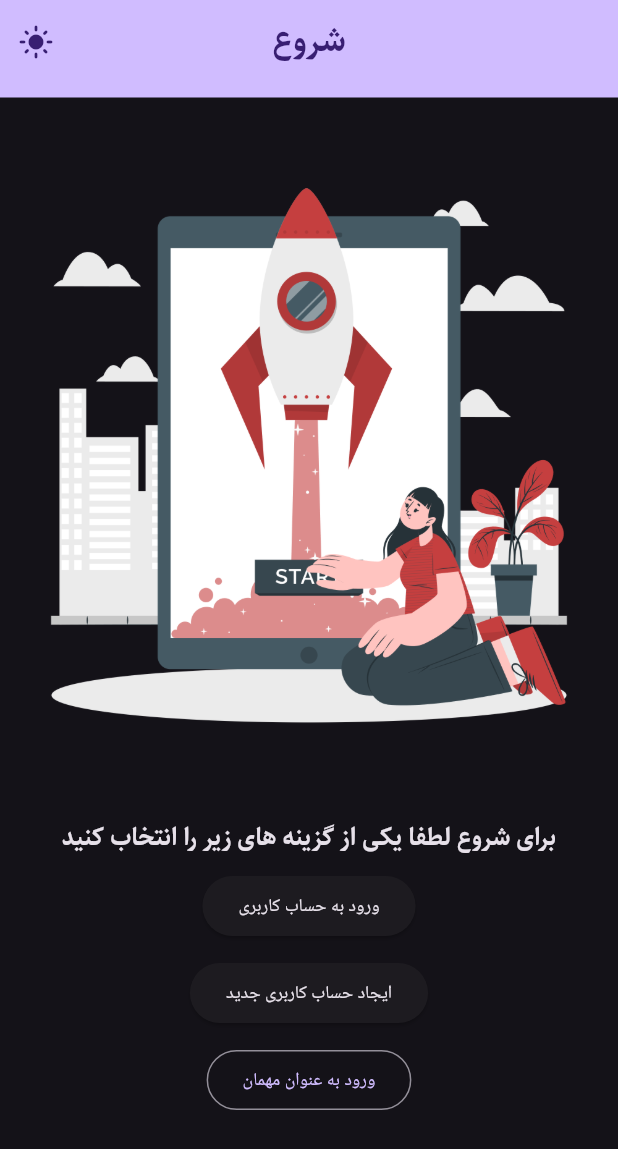
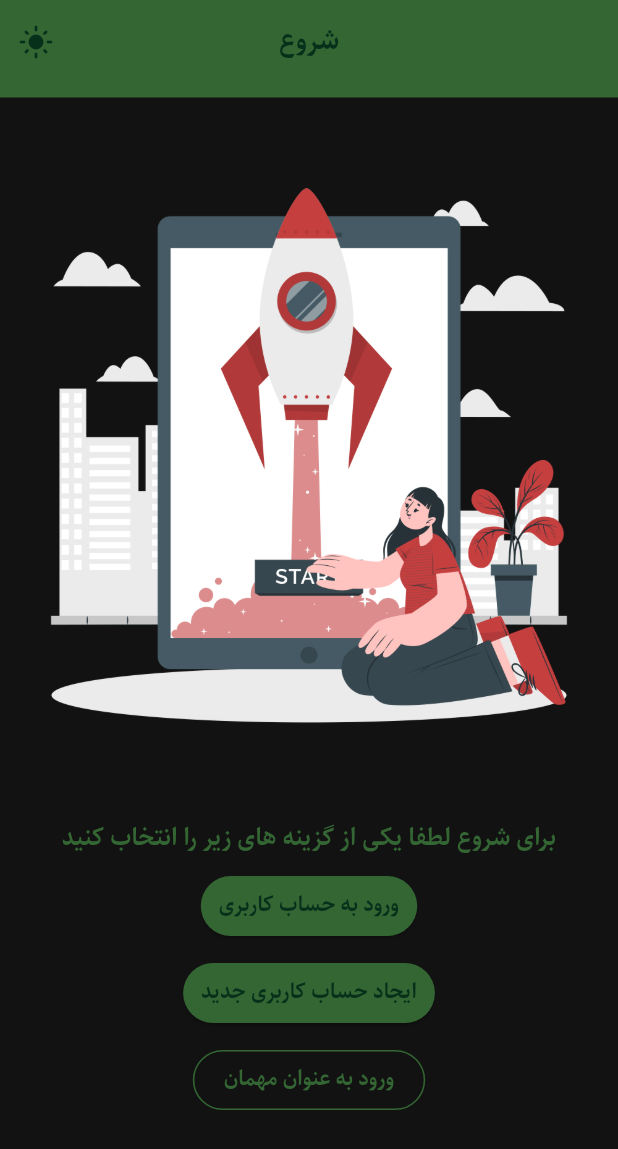
Before and after one commit to iam-hosseindarvishi/sell_pro, a Flutter app: the screen it shows after launch, on a phone screen of 412 x 824 dp. Shown: the top 1149 px of the screen. Run offline on Flutter 3.47's test engine with Material 3 defaults, Android fonts, the phone set to English and light mode, and no system bars; our stand-ins replace flutter_riverpod, hexcolor, image_picker.

Commit message:
feat : added dark theme

```diff
--- a/lib/main.dart
+++ b/lib/main.dart
@@ -1,5 +1,6 @@
 import 'package:flutter/material.dart';
 import 'package:flutter_riverpod/flutter_riverpod.dart';
+import 'package:sell_pro/src/configs/theme/dark_theme.dart';
 import 'package:sell_pro/src/configs/theme/light_theme.dart';
 import 'package:sell_pro/src/configs/theme/theme_mode_provider.dart';
 
@@ -20,7 +21,7 @@ class MyApp extends ConsumerWidget {
       debugShowCheckedModeBanner: false,
       title: 'Sell Pro',
       themeMode: themeMode,
-      darkTheme: ThemeData(useMaterial3: true, brightness: Brightness.dark),
+      darkTheme: darkTheme,
       theme: lightTheme,
       home: const SplashScreenPage(),
     );
--- a/lib/src/configs/theme/dark_theme.dart
+++ b/lib/src/configs/theme/dark_theme.dart
@@ -1,4 +1,126 @@
 import 'package:flutter/material.dart';
+import 'package:hexcolor/hexcolor.dart';
 
-ThemeData darkTheme =
-    ThemeData(useMaterial3: true, colorScheme: const ColorScheme.dark());
+final primary = HexColor("#336633");
+final background = HexColor("#003333");
+final onPrimary = HexColor("#07301a");
+final secondary = HexColor("#339966");
+final inversPrimary = HexColor("#66cc99");
+ThemeData darkTheme = ThemeData(
+    useMaterial3: true,
+    colorScheme: ColorScheme.dark(
+      background: background,
+      primary: primary,
+      primaryContainer: background,
+      onBackground: primary,
+      onPrimary: onPrimary,
+      secondary: secondary,
+      secondaryContainer: onPrimary,
+      onSecondary: primary,
+      onSecondaryContainer: primary,
+      inversePrimary: background,
+    ),
+    textTheme: textTheme,
+    //text theme
+
+    //outlined button theme
+    outlinedButtonTheme: OutlinedButtonThemeData(
+        style: OutlinedButton.styleFrom(
+      side: BorderSide(color: primary),
+    )),
+    //elevatedButton theme
+    elevatedButtonTheme: ElevatedButtonThemeData(
+      style: ButtonStyle(
+        overlayColor: MaterialStatePropertyAll<Color>(primary),
+        backgroundColor: MaterialStatePropertyAll<Color>(primary),
+        padding: const MaterialStatePropertyAll<EdgeInsets>(
+            EdgeInsets.symmetric(horizontal: 12, vertical: 8)),
+      ),
+    ));
+
+// text theme
+final fontFamily = "Sahel";
+
+TextTheme textTheme = TextTheme(
+    // body text style
+    bodyLarge: TextStyle(
+        fontFamily: fontFamily,
+        fontSize: 18.0,
+        fontWeight: FontWeight.bold,
+        color: onPrimary),
+    bodyMedium: TextStyle(
+        fontFamily: fontFamily,
+        fontSize: 14.0,
+        fontWeight: FontWeight.w600,
+        color: onPrimary),
+    bodySmall: TextStyle(
+        fontFamily: fontFamily,
+        fontSize: 12.0,
+        fontWeight: FontWeight.normal,
+        color: onPrimary),
+    // title text style
+    titleLarge: TextStyle(
+        fontFamily: fontFamily,
+        fontSize: 18.0,
+        fontWeight: FontWeight.bold,
+        color: onPrimary),
+    titleMedium: TextStyle(
+        fontFamily: fontFamily,
+        fontSize: 14.0,
+        fontWeight: FontWeight.bold,
+        color: onPrimary),
+    titleSmall: TextStyle(
+        fontFamily: fontFamily,
+        fontSize: 12.0,
+        fontWeight: FontWeight.bold,
+        color: onPrimary),
+    //for display text style
+    displayLarge: TextStyle(
+        fontFamily: fontFamily,
+        fontSize: 21.0,
+        fontWeight: FontWeight.bold,
+        color: onPrimary),
+    displayMedium: TextStyle(
+        fontFamily: fontFamily,
+        fontSize: 18.0,
+        fontWeight: FontWeight.w600,
+        color: onPrimary),
+    displaySmall: TextStyle(
+        fontFamily: fontFamily,
+        fontSize: 16.0,
+        fontWeight: FontWeight.normal,
+        color: onPrimary),
+    // label text style
+    labelLarge: TextStyle(
+        fontFamily: fontFamily,
+        fontSize: 18.0,
+        fontWeight: FontWeight.w800,
+        color: onPrimary),
+    labelMedium: TextStyle(
+        fontFamily: fontFamily,
+        fontSize: 14.0,
+        fontWeight: FontWeight.bold,
+        color: onPrimary),
+    labelSmall: TextStyle(
+        fontFamily: fontFamily,
+        fontSize: 12.0,
+        fontWeight: FontWeight.bold,
+        color: onPrimary),
+    // headline styles
+    headlineMedium: TextStyle(
+        fontFamily: fontFamily,
+        fontSize: 14.0,
+        wordSpacing: 2,
+        fontWeight: FontWeight.w600,
+        color: onPrimary),
+    headlineLarge: TextStyle(
+        fontFamily: fontFamily,
+        fontSize: 18.0,
+        fontWeight: FontWeight.bold,
+        color: onPrimary),
+    headlineSmall: TextStyle(
+        fontFamily: fontFamily,
+        fontSize: 12.0,
+        wordSpacing: 2,
+        fontWeight: FontWeight.w600,
+        color: onPrimary));
```
